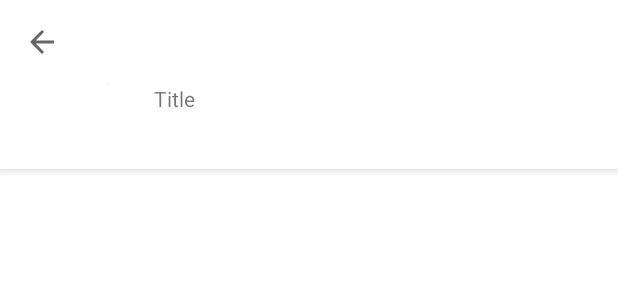
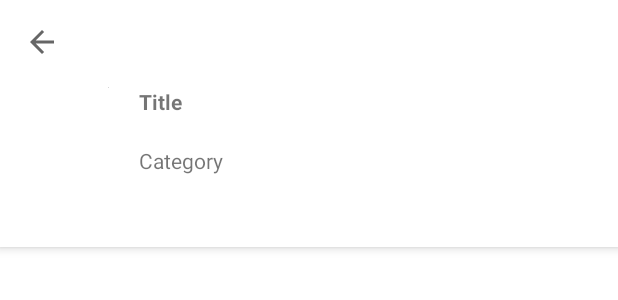
Before and after one commit to Slotheacientone/Comics-App, an Android app: the layout activity_comic_info_page.xml on its own in the app's theme, with its tools: preview values and no code run, on a phone screen of 412 x 824 dp. Shown: the top 300 px of the screen. Run offline under Robolectric (Android 15) with nearby library versions, the phone set to English and light mode, and no system bars.

Commit message:
finished comic info page

```diff
--- a/app/src/main/AndroidManifest.xml
+++ b/app/src/main/AndroidManifest.xml
@@ -9,6 +9,7 @@
         android:roundIcon="@mipmap/ic_launcher_round"
         android:supportsRtl="true"
         android:theme="@style/Theme.ComicsApp">
+        <activity android:name=".ui.info.ComicInfoPage"/>
         <activity
             android:name=".MainActivity"
             android:label="@string/app_name">
--- a/app/src/main/java/com/example/comics_app/model/Comic.java
+++ b/app/src/main/java/com/example/comics_app/model/Comic.java
@@ -1,6 +1,8 @@
 package com.example.comics_app.model;
 
-public class Comic {
+import java.io.Serializable;
+
+public class Comic implements Serializable {
     private String title;
     private String description;
     private String category;
--- a/app/src/main/java/com/example/comics_app/ui/category/adapter/RecycleViewAdapter.java
+++ b/app/src/main/java/com/example/comics_app/ui/category/adapter/RecycleViewAdapter.java
@@ -1,6 +1,7 @@
 package com.example.comics_app.ui.category.adapter;
 
 import android.content.Context;
+import android.content.Intent;
 import android.view.LayoutInflater;
 import android.view.View;
 import android.view.ViewGroup;
@@ -13,6 +14,7 @@ import androidx.recyclerview.widget.RecyclerView;
 
 import com.example.comics_app.R;
 import com.example.comics_app.model.Comic;
+import com.example.comics_app.ui.info.ComicInfoPage;
 import com.squareup.picasso.Picasso;
 
 import java.util.List;
@@ -45,7 +47,9 @@ public class RecycleViewAdapter extends RecyclerView.Adapter<RecycleViewAdapter.
         holder.cardView.setOnClickListener(new View.OnClickListener() {
             @Override
             public void onClick(View v) {
-                System.out.println("Click on: " + position);
+                Intent intent = new Intent(context, ComicInfoPage.class);
+                intent.putExtra("comic", comicList.get(position));
+                context.startActivity(intent);
             }
         });
 
--- /dev/null
+++ b/app/src/main/res/drawable/divider.xml
@@ -0,0 +1,5 @@
+<?xml version="1.0" encoding="utf-8"?>
+<shape xmlns:android="http://schemas.android.com/apk/res/android" android:shape="rectangle">
+    <size android:height="1dp" />
+    <solid android:color="@android:color/darker_gray" />
+</shape>
--- a/app/src/main/res/layout/activity_comic_info_page.xml
+++ b/app/src/main/res/layout/activity_comic_info_page.xml
@@ -1,19 +1,19 @@
 <?xml version="1.0" encoding="utf-8"?>
-<androidx.constraintlayout.widget.ConstraintLayout xmlns:android="http://schemas.android.com/apk/res/android"
+<androidx.coordinatorlayout.widget.CoordinatorLayout xmlns:android="http://schemas.android.com/apk/res/android"
     xmlns:app="http://schemas.android.com/apk/res-auto"
     xmlns:tools="http://schemas.android.com/tools"
     android:layout_width="match_parent"
     android:layout_height="match_parent"
-    tools:context=".ui.info.ComicInfoPage">
+    tools:context=".ui.info.ComicInfoPage"
+    android:fitsSystemWindows="true">
 
     <com.google.android.material.appbar.AppBarLayout
-        android:layout_width="0dp"
-        android:layout_height="wrap_content"
-        app:layout_constraintEnd_toEndOf="parent"
-        app:layout_constraintStart_toStartOf="parent"
-        app:layout_constraintTop_toTopOf="parent">
+        android:id="@+id/appBarLayout"
+        android:layout_width="match_parent"
+        android:layout_height="wrap_content">
 
         <com.google.android.material.appbar.MaterialToolbar
+            android:id="@+id/infor_toolbar"
             android:layout_width="match_parent"
             android:layout_height="wrap_content"
             android:background="@color/white"
@@ -24,7 +24,7 @@
                 android:layout_height="match_parent">
 
                 <ImageView
-                    android:id="@+id/imageView2"
+                    android:id="@+id/infor_image"
                     android:layout_width="wrap_content"
                     android:layout_height="wrap_content"
                     android:layout_marginTop="?attr/actionBarSize"
@@ -35,12 +35,27 @@
                     tools:srcCompat="@tools:sample/avatars" />
 
                 <TextView
-                    android:layout_width="wrap_content"
+                    android:id="@+id/info_title"
+                    android:layout_width="0dp"
                     android:layout_height="wrap_content"
-                    android:layout_marginStart="30dp"
+                    android:layout_marginStart="20dp"
+                    android:layout_marginEnd="60dp"
                     android:text="Title"
-                    app:layout_constraintStart_toEndOf="@+id/imageView2"
-                    app:layout_constraintTop_toTopOf="@+id/imageView2" />
+                    android:textStyle="bold"
+                    app:layout_constraintEnd_toEndOf="parent"
+                    app:layout_constraintStart_toEndOf="@+id/infor_image"
+                    app:layout_constraintTop_toTopOf="@+id/infor_image" />
+
+                <TextView
+                    android:id="@+id/info_category"
+                    android:layout_width="0dp"
+                    android:layout_height="wrap_content"
+                    android:layout_marginTop="20dp"
+                    android:layout_marginEnd="60dp"
+                    android:text="Category"
+                    app:layout_constraintEnd_toEndOf="parent"
+                    app:layout_constraintStart_toStartOf="@+id/info_title"
+                    app:layout_constraintTop_toBottomOf="@+id/info_title" />
 
 
             </androidx.constraintlayout.widget.ConstraintLayout>
@@ -48,8 +63,23 @@
 
         </com.google.android.material.appbar.MaterialToolbar>
 
+        <com.google.android.material.tabs.TabLayout
+            android:id="@+id/info_tab"
+            android:layout_width="match_parent"
+            android:layout_height="wrap_content"
+            android:background="@color/white"
+            app:tabSelectedTextColor="?attr/colorPrimary" />
 
     </com.google.android.material.appbar.AppBarLayout>
 
+    <androidx.viewpager2.widget.ViewPager2
+        android:id="@+id/info_view_pager"
+        android:layout_width="match_parent"
+        android:layout_height="match_parent"
+        app:layout_behavior="com.google.android.material.appbar.AppBarLayout$ScrollingViewBehavior"
+        app:layout_constraintBottom_toBottomOf="parent"
+        app:layout_constraintTop_toBottomOf="@+id/appBarLayout" />
 
-</androidx.constraintlayout.widget.ConstraintLayout>
+
+
+</androidx.coordinatorlayout.widget.CoordinatorLayout>
--- a/app/src/main/res/values/strings.xml
+++ b/app/src/main/res/values/strings.xml
@@ -3,4 +3,6 @@
     <string name="title_home">Home</string>
     <string name="title_category">Category</string>
     <string name="title_profile">Profile</string>
+    <!-- TODO: Remove or change this placeholder text -->
+    <string name="hello_blank_fragment">Hello blank fragment</string>
 </resources>
--- a/app/src/main/res/values/themes.xml
+++ b/app/src/main/res/values/themes.xml
@@ -12,9 +12,10 @@
         <!-- Status bar color. -->
         <!--<item name="android:statusBarColor" tools:targetApi="l">@color/white</item>
         <item name="android:windowLightStatusBar">true</item>-->
-        <item name="android:statusBarColor">@android:color/transparent</item>
+        <!--<item name="android:statusBarColor">@android:color/transparent</item>-->
         <item name="android:windowTranslucentStatus">true</item>
         <item name="android:windowTranslucentNavigation">true</item>
+
 
 
         <!-- Customize your theme here. -->
```
Also changed, not shown: app/src/main/java/com/example/comics_app/ui/info/ChapterFragment.java (added, +54 -0 lines), app/src/main/java/com/example/comics_app/ui/info/ComicInfoPage.java (+51 -0 lines), app/src/main/java/com/example/comics_app/ui/info/DescriptionFragment.java (added, +39 -0 lines), app/src/main/java/com/example/comics_app/ui/info/adapter/RecycleViewChapterAdapter.java (added, +62 -0 lines), app/src/main/java/com/example/comics_app/ui/info/adapter/ViewPagerInforAdapter.java (added, +40 -0 lines), app/src/main/res/layout/category_item.xml (+5 -11 lines), app/src/main/res/layout/chapter_item.xml (added, +17 -0 lines), app/src/main/res/layout/fragment_chapter.xml (added, +14 -0 lines), app/src/main/res/layout/fragment_description.xml (added, +18 -0 lines).
